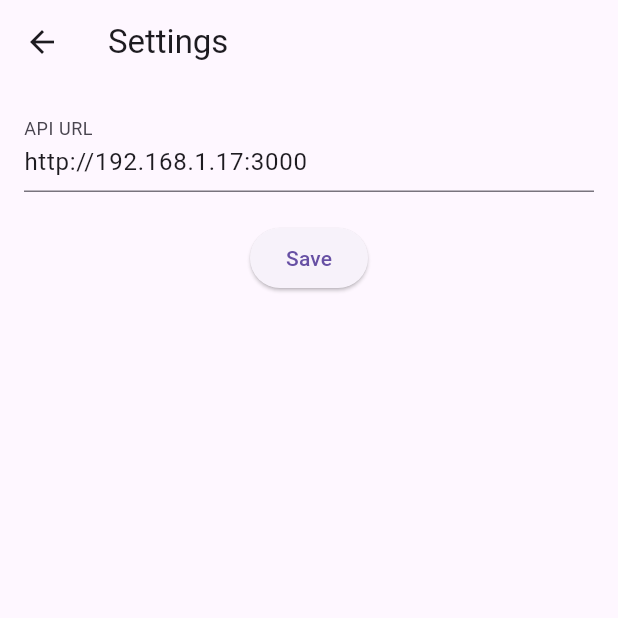
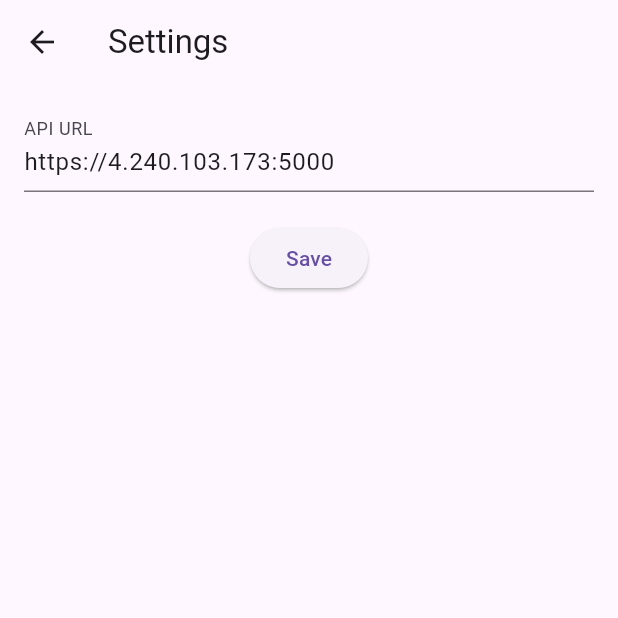
Before and after one commit to geek957/billing-flutter-app, a Flutter app: the screen it shows after launch, after a tap on the "settings" icon, on a phone screen of 412 x 824 dp, the top half of it. Run offline on Flutter 3.47's test engine with Material 3 defaults, Android fonts, the phone set to English and light mode, and no system bars; our stand-ins replace camera, image_picker.

Commit message:
http overrides for ssl validation

```diff
--- a/lib/DisplayPictureScreen.dart
+++ b/lib/DisplayPictureScreen.dart
@@ -81,7 +81,11 @@ class DisplayPictureScreen extends StatelessWidget {
                               child: Image.file(File(product.imagePath)),
                             ),
                             const SizedBox(width: 8),
-                            Text(product.name), // Display the product name beside the image
+                            Text(
+                               product.name.length > 16
+                                  ? '${product.name.substring(0, 16)}...'
+                                  : product.name,
+                            ), // Display the product name beside the image
                           ],
                         ),
                       ),
--- a/lib/config.dart
+++ b/lib/config.dart
@@ -1,4 +1,4 @@
 // config.dart
 class Config {
-  static String apiUrl = 'http://192.168.1.17:3000';
+  static String apiUrl = 'https://4.240.103.173:5000';
 }
--- a/lib/main.dart
+++ b/lib/main.dart
@@ -1,9 +1,13 @@
+import 'dart:io';
+
 import 'package:flutter/material.dart';
 import 'package:camera/camera.dart';
 import 'HomePage.dart';
 import 'SettingsScreen.dart';
+import 'http_overrides.dart';
 
 void main() async {
+  HttpOverrides.global = MyHttpOverrides();
   WidgetsFlutterBinding.ensureInitialized();
   final cameras = await availableCameras();
   final firstCamera = cameras.firstWhere(
```
Also changed, not shown: lib/http_overrides.dart (added, +9 -0 lines).
